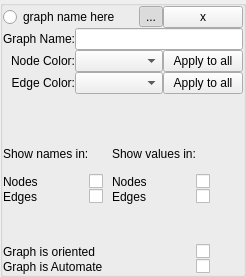
Qt form creator/plugins/kparts/codeeditorpart/Interface/GraphPropertiesWidget.ui (KDE/gluon) before a commit.
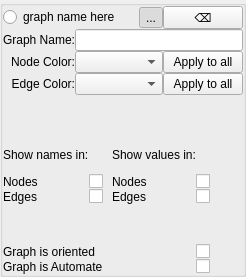
The same form after that commit. Custom widgets are drawn as their Qt base class.

Commit message: fixed last two ui issues.

The edit to the form file:
```diff
--- a/creator/plugins/kparts/codeeditorpart/Interface/GraphPropertiesWidget.ui
+++ b/creator/plugins/kparts/codeeditorpart/Interface/GraphPropertiesWidget.ui
@@ -75,7 +75,7 @@
         <string>Delete the current active graph: delete all nodes and edges</string>
        </property>
        <property name="text">
-        <string extracomment="Do not translate, X is for delete">x</string>
+        <string extracomment="Do not translate, X is for delete">⌫</string>
        </property>
       </widget>
      </item>
```
The commit also changes 1 other file.
